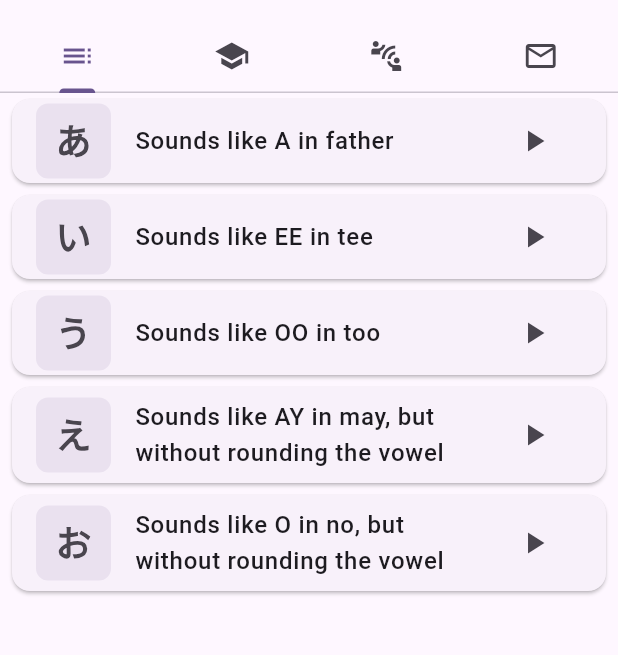
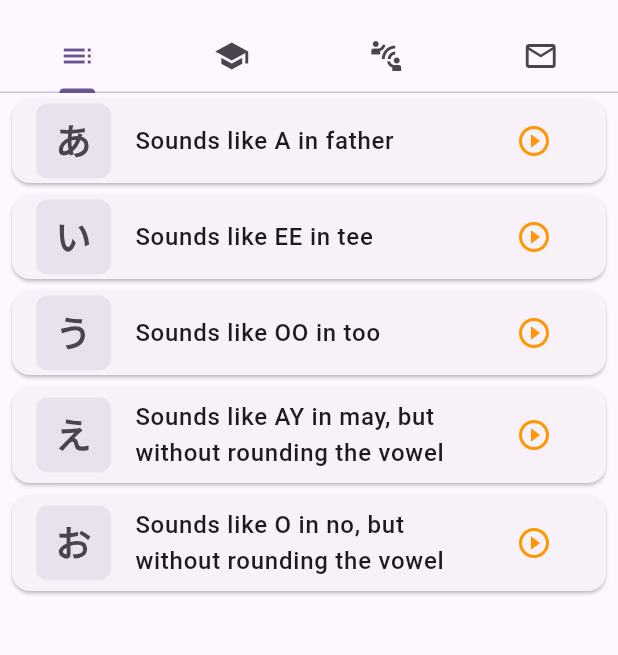
Before and after one commit to japinell/flutter_globoscript, a Flutter app: the screen it shows after launch, on a phone screen of 412 x 824 dp, the part 63-718 px from its top. Run offline on Flutter 3.47's test engine with Material 3 defaults, Android fonts, the phone set to English and light mode, and no system bars; our stand-ins replace audioplayers.

Commit message:
Refactored IconButton display in GlyphListWidget

```diff
--- a/lib/widgets/glyph_list.dart
+++ b/lib/widgets/glyph_list.dart
@@ -174,16 +174,22 @@ class _GlyphListWidgetState extends State<GlyphListWidget> {
                   glyph.info.isNotEmpty ? glyph.info : "No info available",
                   style: const TextStyle(fontWeight: FontWeight.w500),
                 ),
-                trailing: IconButton(
+                trailing: Row(
+                  mainAxisSize: MainAxisSize.min,
+                  children: [
+                    IconButton(
                       onPressed: () {
                         if (glyph.audio.isNotEmpty) {
                           _playAudio(glyph.audio);
                         }
                       },
-                  icon: const Icon(Icons.play_arrow),
+                      icon: const Icon(Icons.play_circle_outline),
+                      color: Colors.orange,
                       tooltip: glyph.audio.isNotEmpty
                           ? "Play audio"
                           : "No audio available",
+                    ),
+                  ],
                 ),
                 onTap: () {
                   if (glyph.audio.isNotEmpty) {
```
Lines whose indentation alone changed are shown as unchanged.
